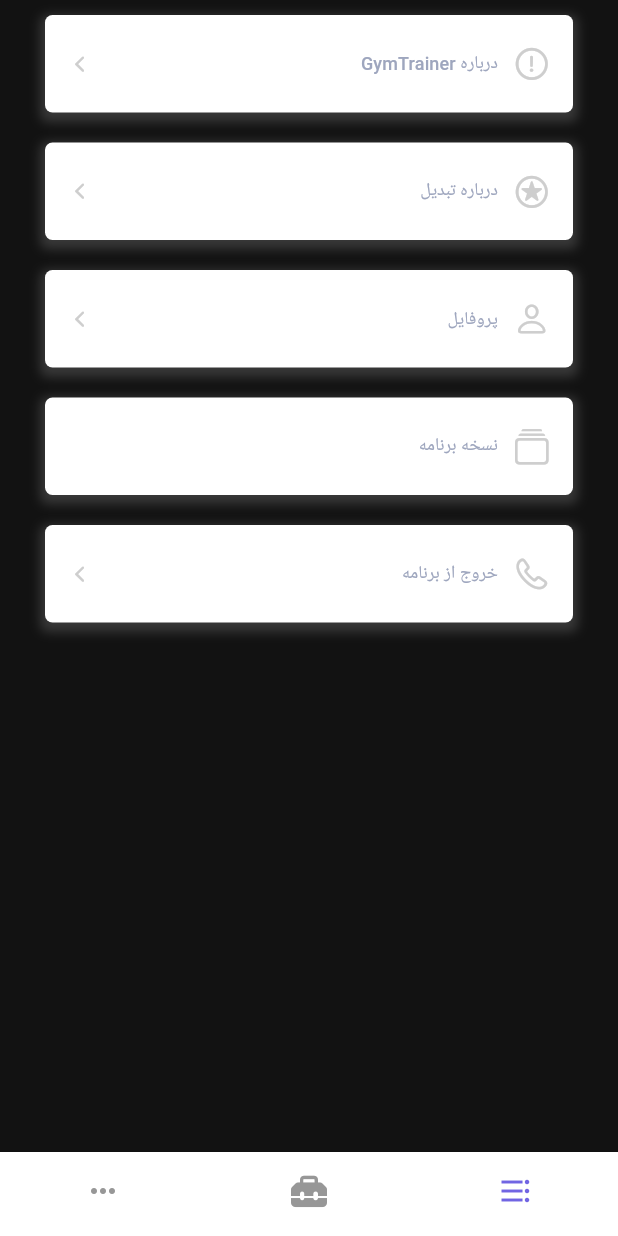
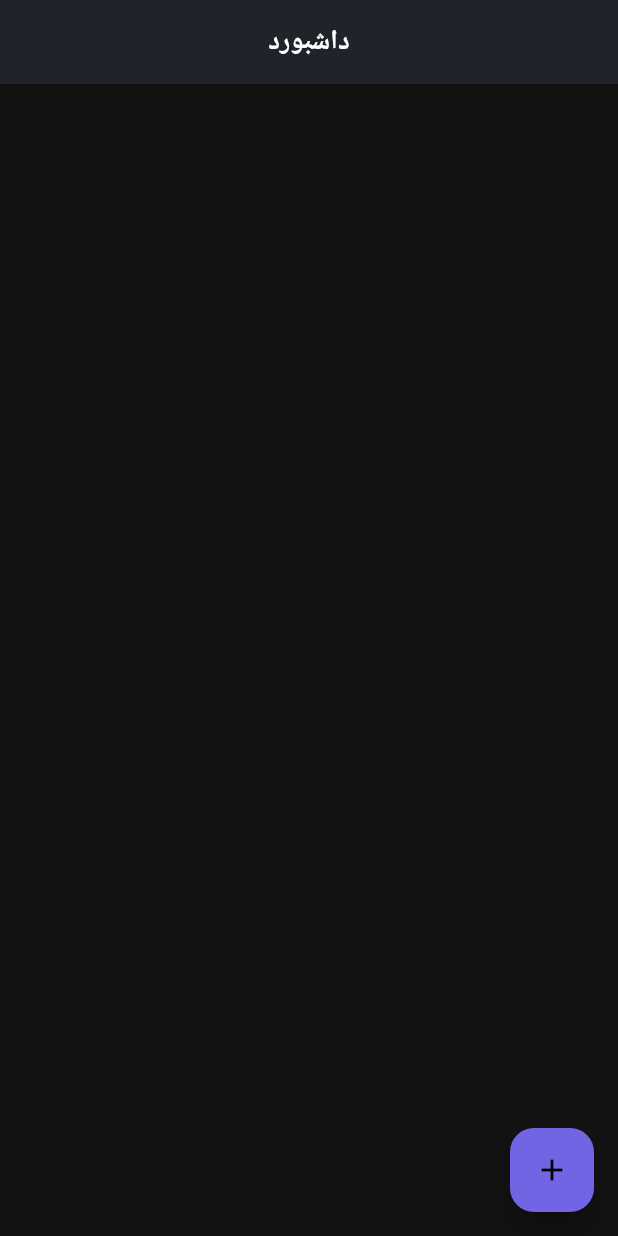
Before and after one commit to mrbelial/drtest, a Flutter app: the screen it shows after launch, on a phone screen of 412 x 824 dp. Run offline on Flutter 3.47's test engine with Material 3 defaults, Android fonts, the phone set to English and light mode, and no system bars; our stand-ins replace dio, font_awesome_flutter, get, logger, package_info_plus, shared_preferences; missing offline and left inert: persian_datetime_picker; Roboto replaces fonts that are missing (IRANYekan).

Commit message:
to step 4

```diff
--- /dev/null
+++ b/assets/data/data.json
@@ -0,0 +1,6 @@
+{
+  "id": 0,
+  "name": "",
+  "question": "Clinical diagnosis of Atrial fibrillation or Atrial flutter?",
+  "answer": false
+}
--- a/lib/main.dart
+++ b/lib/main.dart
@@ -1,5 +1,10 @@
 import 'package:drtest/controllers/main_controller.dart';
 import 'package:drtest/tools/core.dart';
+import 'package:drtest/views/test/endtest_screen.dart';
+import 'package:drtest/views/test/test2_screen.dart';
+import 'package:drtest/views/test/test3_screen.dart';
+import 'package:drtest/views/test/test1_screen.dart';
+import 'package:drtest/views/test/test4_screen.dart';
 import 'package:flutter/foundation.dart';
 import 'package:flutter/material.dart';
 import 'package:flutter/services.dart';
@@ -38,7 +43,6 @@ Widget _buildRunnableApp({
   );
 }
 
-
 class MyApp extends StatelessWidget {
   const MyApp({super.key});
 
@@ -47,8 +51,8 @@ class MyApp extends StatelessWidget {
     return GetMaterialApp(
       title: appName,
       debugShowCheckedModeBanner: false,
-      locale: const Locale('fa', 'IR'),
-      fallbackLocale: const Locale('fa', 'IR'),
+      locale: const Locale('en', 'US'),
+      fallbackLocale: const Locale('en', 'US'),
       getPages: [
         GetPage(name: '/', page: () => SplashScreen()),
         GetPage(name: '/login', page: () => LoginScreen()),
@@ -56,7 +60,11 @@ class MyApp extends StatelessWidget {
         GetPage(name: '/profile', page: () => ProfileScreen()),
         GetPage(name: '/aboutus', page: () => AboutUsScreen()),
         GetPage(name: '/aboutapp', page: () => const AboutAppScreen()),
-
+        GetPage(name: '/test', page: () => TestScreen()),
+        GetPage(name: '/test2', page: () => Test2Screen()),
+        GetPage(name: '/test3', page: () => Test3Screen()),
+        GetPage(name: '/test4', page: () => Test4Screen()),
+        GetPage(name: '/endtest', page: () => EndTestScreen()),
       ],
       theme: AppThemes.defaultTheme,
       home: SplashScreen(),
--- /dev/null
+++ b/lib/models/public/idtitle_model.dart
@@ -0,0 +1,5 @@
+class IDTitleModel {
+  IDTitleModel(this.id, this.title);
+  int id;
+  String title;
+}
--- a/lib/tools/constants.dart
+++ b/lib/tools/constants.dart
@@ -56,6 +56,7 @@ String iconPath(String image) => "assets/icons/$image";
 class AppConst {
   static const EdgeInsets defaultPadding =
       EdgeInsets.symmetric(horizontal: 15, vertical: 10);
+  static const EdgeInsets widgetPadding = EdgeInsets.only(bottom: 10);
   static const EdgeInsetsGeometry buttonPadding =
       EdgeInsets.only(top: 10, bottom: 10, left: 10, right: 10);
   static final ShapeBorder buttonShape1 = RoundedRectangleBorder(
--- a/lib/ui/widgets/button.dart
+++ b/lib/ui/widgets/button.dart
@@ -23,6 +23,8 @@ Widget appButton({
             Text(
               title,
               style: AppTextStyles.bodyText1.apply(color: AppColors.white),
+              maxLines: 10,
+              softWrap: true,
             ),
             if (trailing != null) trailing,
           ],
--- /dev/null
+++ b/lib/views/home/dashboard_screen.dart
@@ -0,0 +1,24 @@
+import 'package:drtest/controllers/main_controller.dart';
+import 'package:flutter/material.dart';
+import 'package:get/get.dart';
+
+class DashboardScreen extends StatelessWidget {
+  DashboardScreen({super.key});
+  final MainController _controller = Get.find();
+
+  @override
+  Widget build(BuildContext context) {
+    return Scaffold(
+      appBar: AppBar(
+        title: const Text("داشبورد"),
+      ),
+      floatingActionButton: FloatingActionButton(
+        onPressed: () {
+          Get.toNamed("/test");
+        },
+        child: const Icon(Icons.add),
+      ),
+      body: ListView(),
+    );
+  }
+}
--- a/lib/views/home/home_screen.dart
+++ b/lib/views/home/home_screen.dart
@@ -1,8 +1,9 @@
+import 'package:drtest/views/home/dashboard_screen.dart';
 import 'package:flutter/material.dart';
 import 'package:get/get.dart';
 
 import '../../controllers/main_controller.dart';
-import '../../tools/core.dart';
+// import '../../tools/core.dart';
 
 class HomeScreen extends StatelessWidget {
   HomeScreen({super.key});
@@ -11,25 +12,25 @@ class HomeScreen extends StatelessWidget {
   @override
   Widget build(BuildContext context) {
     _controller.initDashboard();
-
-    return Obx(() {
-      return Scaffold(
-        body: _controller.currentPage.page,
-        bottomNavigationBar: BottomNavigationBar(
-          backgroundColor: AppColors.white,
-          selectedItemColor: AppColors.primary,
-          unselectedItemColor: AppColors.gray,
-          selectedLabelStyle: AppTextStyles.subtitle3,
-          showSelectedLabels: false,
-          showUnselectedLabels: false,
-          currentIndex: _controller.tabIndex,
-          onTap: (index) => _controller.tabIndex = index,
-          items: _controller.pages
-              .map(
-                  (e) => BottomNavigationBarItem(icon: Icon(e.icon), label: ""))
-              .toList(),
-        ),
-      );
-    });
+    return DashboardScreen();
+    // return Obx(() {
+    //   return Scaffold(
+    //     body: _controller.currentPage.page,
+    //     bottomNavigationBar: BottomNavigationBar(
+    //       backgroundColor: AppColors.white,
+    //       selectedItemColor: AppColors.primary,
+    //       unselectedItemColor: AppColors.gray,
+    //       selectedLabelStyle: AppTextStyles.subtitle3,
+    //       showSelectedLabels: false,
+    //       showUnselectedLabels: false,
+    //       currentIndex: _controller.tabIndex,
+    //       onTap: (index) => _controller.tabIndex = index,
+    //       items: _controller.pages
+    //           .map(
+    //               (e) => BottomNavigationBarItem(icon: Icon(e.icon), label: ""))
+    //           .toList(),
+    //     ),
+    //   );
+    // });
   }
 }
```
Also changed, not shown: lib/controllers/test_controller.dart (added, +21 -0 lines), lib/models/question/question_model.dart (added, +40 -0 lines), lib/response/question/question_response.dart (added, +8 -0 lines), pubspec.yaml (+5 -5 lines), pubspec.lock, 6 other files.
